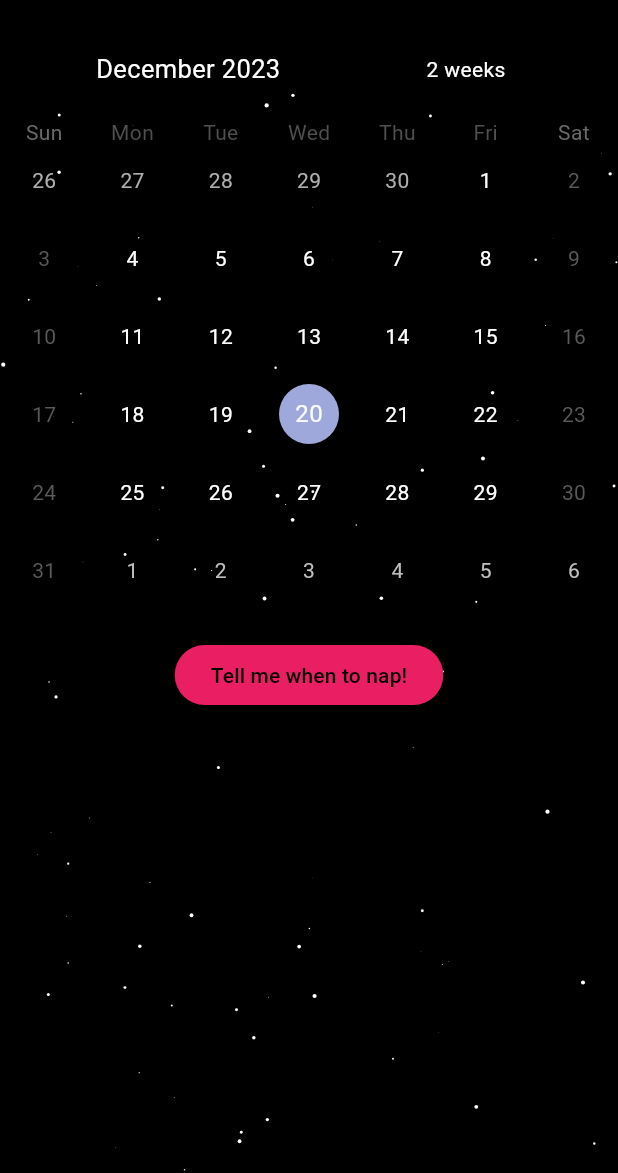
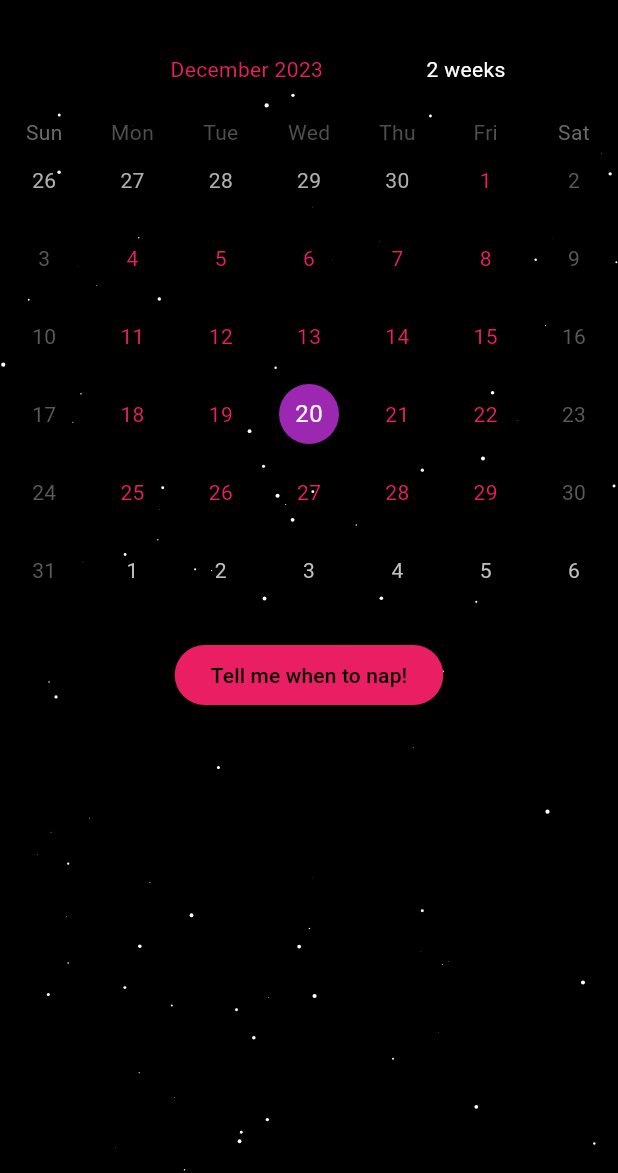
Before and after one commit to zanetagebka/random_nap_generator, a Flutter app: the screen it shows after launch, on a phone screen of 412 x 824 dp, the part 63-1236 px from its top. Run offline on Flutter 3.47's test engine with Material 3 defaults, Android fonts, the light colour scheme and no system bars; drawn by our look-alikes of table_calendar; our stand-ins replace flutter_local_notifications, permission_handler, shared_preferences; missing offline and left inert: add_2_calendar.

Commit message:
add some styles to calendar

```diff
--- a/lib/screens/calendar_screen.dart
+++ b/lib/screens/calendar_screen.dart
@@ -80,6 +80,11 @@ class _CalendarScreenState extends State<CalendarScreen> {
                     TableCalendar(
                       firstDay: DateTime.utc(2023, 1, 1),
                       lastDay: DateTime.utc(2023, 12, 31),
+                      headerStyle: const HeaderStyle(titleCentered: true,
+                      titleTextStyle: TextStyle(color: Colors.pink)),
+                      calendarStyle: const CalendarStyle(defaultTextStyle: TextStyle(color: Colors.pink),
+                      todayDecoration: BoxDecoration(color: Colors.purple, shape: BoxShape.circle),
+                      selectedDecoration: BoxDecoration(color: Colors.pink, shape: BoxShape.circle)),
                       focusedDay: _focusedDay,
                       calendarFormat: _calendarFormat,
                       selectedDayPredicate: (day) {
```
